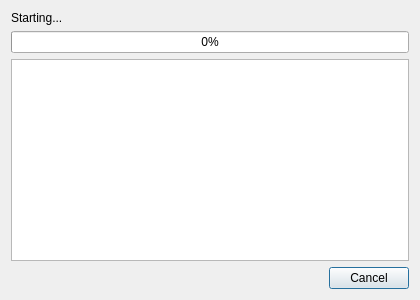
Qt form dialogs/ui/progress_dialog.ui (lbdudc/qgispublisher) before a commit.
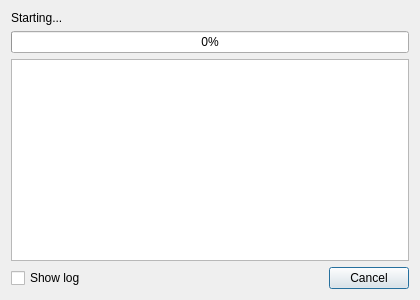
The same form after that commit.

```diff
--- a/dialogs/ui/progress_dialog.ui
+++ b/dialogs/ui/progress_dialog.ui
@@ -49,6 +49,13 @@
    </item>
    <item>
     <layout class="QHBoxLayout" name="buttonLayout">
+     <item>
+      <widget class="QCheckBox" name="showLogCheckBox">
+       <property name="text">
+        <string>Show log</string>
+       </property>
+      </widget>
+     </item>
      <item>
       <spacer name="horizontalSpacer">
        <property name="orientation">
```
